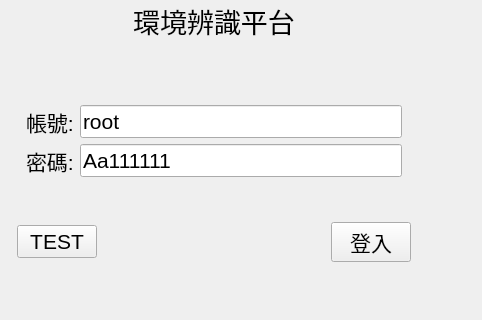
This is TfriClient/widget.ui in roger0816/Tfri as Qt 5 draws it before an edit; both pictures show x 423 to 905 and y 240 to 560 of the 1280 by 720 pixel window. The edited form follows.
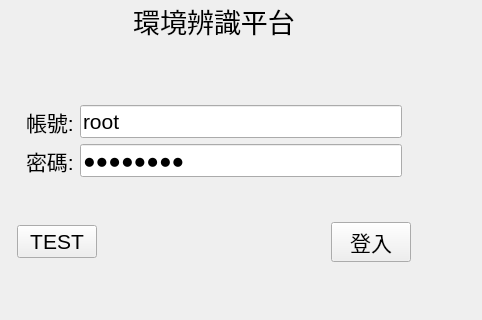
This is the edited form. Custom widgets are drawn as their Qt base class.

Diff of the .ui file:
```diff
--- a/TfriClient/widget.ui
+++ b/TfriClient/widget.ui
@@ -181,6 +181,9 @@
                   <property name="text">
                    <string>Aa111111</string>
                   </property>
+                  <property name="echoMode">
+                   <enum>QLineEdit::Password</enum>
+                  </property>
                  </widget>
                 </item>
                </layout>
```
